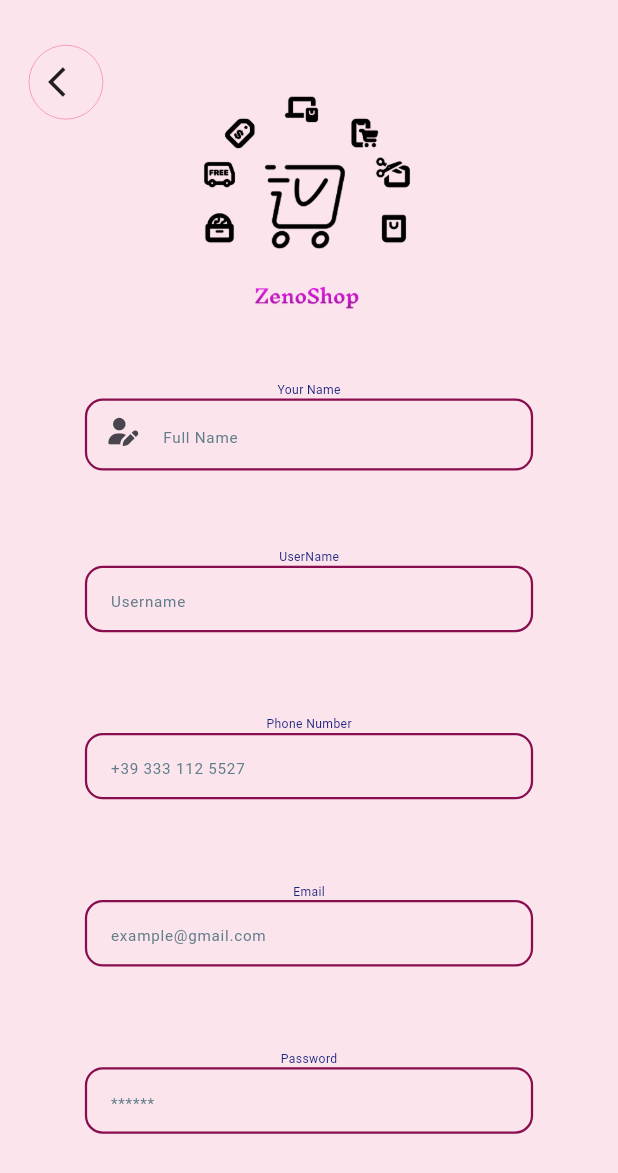
After one commit to Zeneb-Tekarri/Flutter-Application, a Flutter app: the screen it shows after launch, after a tap on "register?", on a phone screen of 412 x 824 dp. The commit adds this screen. Shown: the top 1173 px of the screen. Run offline on Flutter 3.47's test engine with Material 3 defaults, Android fonts, the phone set to English and light mode, and no system bars; our stand-ins replace flutter_bloc, flutter_screenutil, font_awesome_flutter, shared_preferences.

Commit message:
set up for signUp screen

```diff
--- a/onlineshoppingapp/lib/core/constant/string.dart
+++ b/onlineshoppingapp/lib/core/constant/string.dart
@@ -2,4 +2,5 @@ class Routes {
   static const splash = '/splash';
   static const onBoarding = '/onBoarding';
   static const logIn = '/login';
+  static const signUp = '/signup';
 }
--- a/onlineshoppingapp/lib/core/routing/router.dart
+++ b/onlineshoppingapp/lib/core/routing/router.dart
@@ -1,6 +1,7 @@
 import 'package:flutter/material.dart';
 import 'package:onlineshoppingapp/core/constant/string.dart';
 import 'package:onlineshoppingapp/features/auth/logIn/view/screen/logIn_screen.dart';
+import 'package:onlineshoppingapp/features/auth/signUp/view/screen/sign_up_screen.dart';
 import 'package:onlineshoppingapp/features/onBoarding/view/onBoarding.dart';
 import 'package:onlineshoppingapp/features/onBoarding/view/splash.dart';
 
@@ -14,6 +15,8 @@ class AppRouter {
         return MaterialPageRoute(builder: (_) => const OnBoarding());
       case Routes.logIn:
         return MaterialPageRoute(builder: (_) => const LoginScreen());
+      case Routes.signUp:
+        return MaterialPageRoute(builder: (_) => const SignUpScreen());
       default:
         return MaterialPageRoute(
             builder: (_) => Scaffold(
--- /dev/null
+++ b/onlineshoppingapp/lib/core/widgets/arrow_back.dart
@@ -0,0 +1,29 @@
+import 'package:flutter/material.dart';
+import 'package:flutter_screenutil/flutter_screenutil.dart';
+import 'package:onlineshoppingapp/core/constant/color.dart';
+
+class ArrowBack extends StatelessWidget {
+  const ArrowBack({super.key, required this.onTap});
+  final VoidCallback onTap;
+
+  @override
+  Widget build(BuildContext context) {
+    return Container(
+      height: 48.h,
+      width: 48.w,
+      padding: EdgeInsets.symmetric(horizontal: 13.w, vertical: 10.h),
+      clipBehavior: Clip.antiAlias,
+      decoration: ShapeDecoration(
+          shape: CircleBorder(
+        side: BorderSide(
+            width: 0.5.w,
+            strokeAlign: BorderSide.strokeAlignOutside,
+            color: AppColor.lightPinkColor),
+      )),
+      child: GestureDetector(
+        onTap: onTap,
+        child: const Icon(Icons.arrow_back_ios),
+      ),
+    );
+  }
+}
--- a/onlineshoppingapp/lib/core/widgets/custom_button.dart
+++ b/onlineshoppingapp/lib/core/widgets/custom_button.dart
@@ -22,7 +22,7 @@ class CustomButton extends StatelessWidget {
         child: Text(
           text,
           style: TextStyle(
-            fontSize: 18.sp,
+            fontSize: 13.sp,
             fontWeight: FontWeight.w500,
           ),
         ),
--- a/onlineshoppingapp/lib/core/widgets/custom_text_form_field.dart
+++ b/onlineshoppingapp/lib/core/widgets/custom_text_form_field.dart
@@ -58,7 +58,7 @@ class CustomTextFormField extends StatelessWidget {
           hintText: hintText,
           hintStyle: TextStyle(
             color: Colors.blueGrey,
-            fontSize: 14.sp,
+            fontSize: 10.sp,
             fontWeight: FontWeight.normal,
           ),
           enabledBorder: enabledBorder ?? customBorder(),
--- a/onlineshoppingapp/lib/features/auth/logIn/view/screen/login_screen.dart
+++ b/onlineshoppingapp/lib/features/auth/logIn/view/screen/login_screen.dart
@@ -4,6 +4,7 @@ import 'package:onlineshoppingapp/core/constant/color.dart';
 import 'package:onlineshoppingapp/core/widgets/custom_button.dart';
 import 'package:onlineshoppingapp/features/auth/logIn/view/widget/email_password_widget.dart';
 import 'package:onlineshoppingapp/features/auth/logIn/view/widget/other_login_custom.dart';
+import 'package:onlineshoppingapp/features/auth/signUp/view/screen/sign_up_screen.dart';
 
 class LoginScreen extends StatelessWidget {
   const LoginScreen({super.key});
@@ -49,12 +50,12 @@ class LoginScreen extends StatelessWidget {
               ),
             ),
           ),
-          SizedBox(height: 15.h),
+          SizedBox(height: 10.h),
           Padding(
-            padding: const EdgeInsets.symmetric(horizontal: 20),
+            padding: const EdgeInsets.symmetric(horizontal: 10),
             child: CustomButton(text: 'Log In', onPressed: () {}),
           ),
-          SizedBox(height: 15.h),
+          SizedBox(height: 10.h),
           Align(
             alignment: Alignment.center,
             child: Text(
@@ -70,7 +71,7 @@ class LoginScreen extends StatelessWidget {
           ),
           const OtherLoginCustom(),
           SizedBox(
-            height: 15.h,
+            height: 8.h,
           ),
           Row(
             mainAxisAlignment: MainAxisAlignment.center,
@@ -83,9 +84,13 @@ class LoginScreen extends StatelessWidget {
                     color: Colors.blueGrey),
               ),
               SizedBox(
-                width: 5.w,
+                width: 3.w,
               ),
               InkWell(
+                onTap: () {
+                  Navigator.of(context).pushReplacement(
+                      MaterialPageRoute(builder: (_) => const SignUpScreen()));
+                },
                 child: Text(
                   'register?',
                   style: TextStyle(
--- /dev/null
+++ b/onlineshoppingapp/lib/features/auth/signUp/view/screen/sign_up_screen.dart
@@ -0,0 +1,157 @@
+import 'package:flutter/material.dart';
+import 'package:flutter_screenutil/flutter_screenutil.dart';
+import 'package:font_awesome_flutter/font_awesome_flutter.dart';
+import 'package:onlineshoppingapp/core/constant/color.dart';
+import 'package:onlineshoppingapp/core/widgets/arrow_back.dart';
+import 'package:onlineshoppingapp/core/widgets/custom_text_form_field.dart';
+
+class SignUpScreen extends StatefulWidget {
+  const SignUpScreen({super.key});
+
+  @override
+  State<SignUpScreen> createState() => _SignUpScreenState();
+}
+
+class _SignUpScreenState extends State<SignUpScreen> {
+  var userForm = GlobalKey<FormState>();
+  @override
+  Widget build(BuildContext context) {
+    return Scaffold(
+      backgroundColor: AppColor.backgroundColor,
+      body: SafeArea(
+          child: Padding(
+        padding: EdgeInsets.symmetric(horizontal: 16.w, vertical: 20.h),
+        child: SingleChildScrollView(
+          scrollDirection: Axis.vertical,
+          child: Column(
+            mainAxisAlignment: MainAxisAlignment.start,
+            children: [
+              SizedBox(
+                height: 10.h,
+              ),
+              Row(
+                mainAxisAlignment: MainAxisAlignment.start,
+                crossAxisAlignment: CrossAxisAlignment.start,
+                children: [
+                  ArrowBack(
+                    onTap: () {
+                      Navigator.pop(context);
+                    },
+                  ),
+                  Padding(
+                    padding: EdgeInsets.symmetric(
+                      horizontal: 50.w,
+                    ),
+                    child: Image.asset(
+                      'assets/images/Frame 3.png',
+                      height: 200.h,
+                      width: 150.w,
+                    ),
+                  ),
+                ],
+              ),
+              SizedBox(
+                height: 20.h,
+              ),
+              Form(
+                key: userForm,
+                child: Column(
+                  children: [
+                    Text(
+                      "Your Name",
+                      style: TextStyle(
+                          color: AppColor.darkBlue,
+                          fontSize: 8.sp,
+                          fontWeight: FontWeight.normal),
+                    ),
+                    CustomTextFormField(
+                      hintText: "Full Name",
+                      validator: (value) {
+                        if (value == null || value.isEmpty) {
+                          return "Please enter your full name";
+                        }
+                      },
+                      prefixIcon: const Padding(
+                        padding: EdgeInsets.only(top: 12, left: 14, bottom: 14),
+                        child: FaIcon(FontAwesomeIcons.userPen),
+                      ),
+                    ),
+                    SizedBox(
+                      height: 23.h,
+                    ),
+                    Text(
+                      "UserName",
+                      style: TextStyle(
+                          color: AppColor.darkBlue,
+                          fontSize: 8.sp,
+                          fontWeight: FontWeight.normal),
+                    ),
+                    CustomTextFormField(
+                        hintText: "Username",
+                        validator: (value) {
+                          if (value == null || value.isEmpty) {
+                            return "Please enter your username";
+                          }
+                        }),
+                    SizedBox(
+                      height: 23.h,
+                    ),
+                    Text(
+                      "Phone Number",
+                      style: TextStyle(
+                          color: AppColor.darkBlue,
+                          fontSize: 8.sp,
+                          fontWeight: FontWeight.normal),
+                    ),
+                    CustomTextFormField(
+                        hintText: "+39 333 112 5527",
+                        validator: (value) {
+                          if (value == null || value.isEmpty) {
+                            return "Please enter your phone number";
+                          }
+                        }),
+                    SizedBox(
+                      height: 23.h,
+                    ),
+                    Text(
+                      "Email",
+                      style: TextStyle(
+                          color: AppColor.darkBlue,
+                          fontSize: 8.sp,
+                          fontWeight: FontWeight.normal),
+                    ),
+                    CustomTextFormField(
+                        hintText: "example@gmail.com",
+                        validator: (value) {
+                          if (value == null || value.isEmpty) {
+                            return "Please enter your email";
+                          }
+                        }),
+                    SizedBox(
+                      height: 23.h,
+                    ),
+                    Text(
+                      "Password",
+                      textAlign: TextAlign.left,
+                      style: TextStyle(
+                          color: AppColor.darkBlue,
+                          fontSize: 8.sp,
+                          fontWeight: FontWeight.normal),
+                    ),
+                    CustomTextFormField(
+                        hintText: "******",
+                        validator: (value) {
+                          if (value == null || value.isEmpty) {
+                            return "Please enter your password";
+                          }
+                        }),
+                  ],
+                ),
+              )
+            ],
+          ),
+        ),
+      )),
+    );
+  }
+}
--- a/onlineshoppingapp/pubspec.yaml
+++ b/onlineshoppingapp/pubspec.yaml
@@ -37,6 +37,7 @@ dependencies:
   flutter_screenutil: ^5.9.3
   flutter_bloc: ^9.1.1
   bloc: ^9.0.0
+  font_awesome_flutter: ^10.10.0
 
 dev_dependencies:
   flutter_test:
```
Also changed, not shown: onlineshoppingapp/pubspec.lock.
